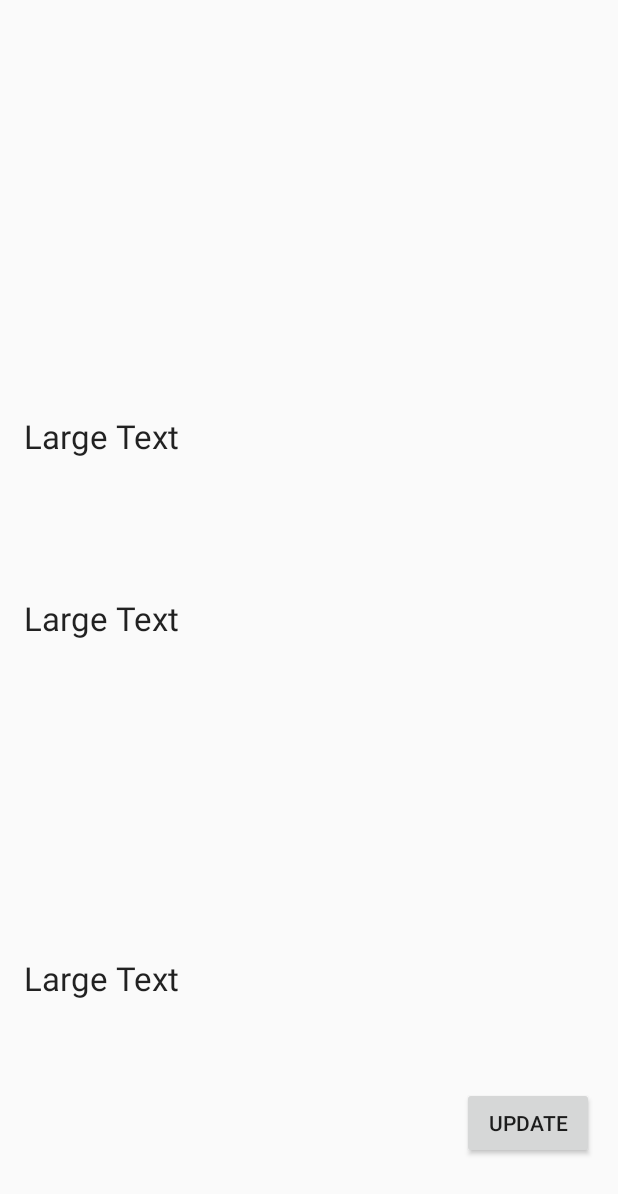
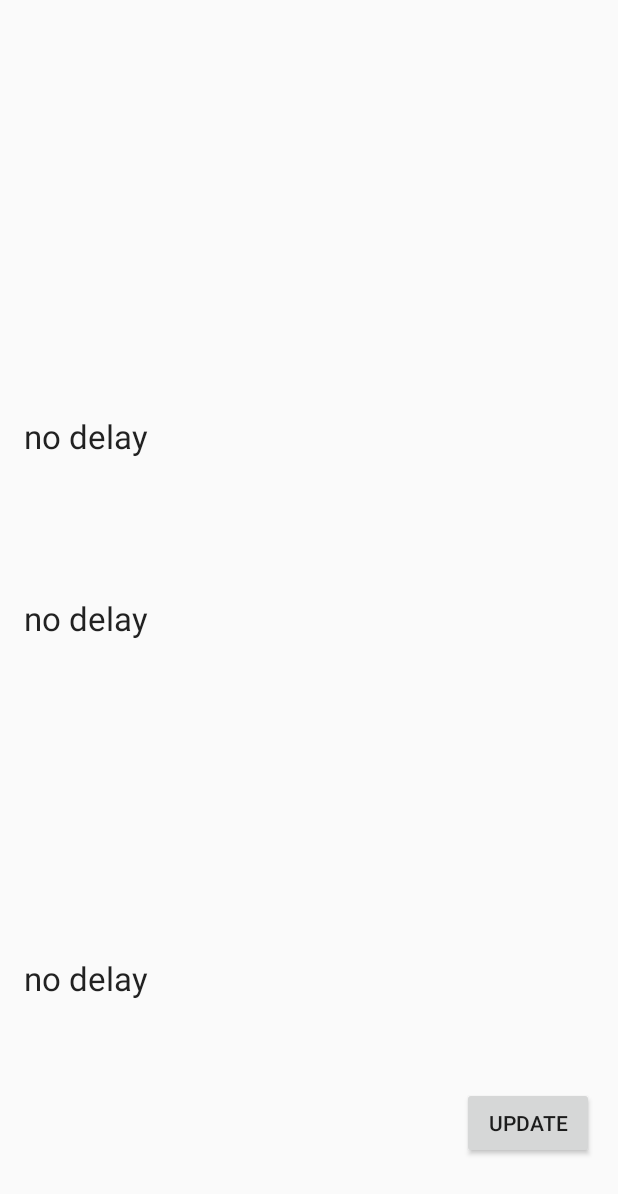
Before and after one commit to S-Kantor/OntarioBorderWaitTimes, an Android app: the screen it shows after launch (MainActivity), on a phone screen of 412 x 824 dp. Shown: the top 1194 px of the screen. Run offline under Robolectric (Android 15) with nearby library versions, the phone set to English and light mode, and no system bars.

```diff
--- a/BorderWaitTimes/app/src/main/java/com/kantor/sam/borderwaittimes/MainActivity.java
+++ b/BorderWaitTimes/app/src/main/java/com/kantor/sam/borderwaittimes/MainActivity.java
@@ -1,26 +1,38 @@
 package com.kantor.sam.borderwaittimes;
 
-import android.app.Activity;
+import android.content.Context;
+import android.content.SharedPreferences;
 import android.os.AsyncTask;
 import android.os.Bundle;
-import android.support.design.widget.FloatingActionButton;
-import android.support.design.widget.Snackbar;
 import android.support.v7.app.AppCompatActivity;
-import android.support.v7.widget.Toolbar;
 import android.view.View;
 import android.view.Menu;
 import android.view.MenuItem;
 import android.widget.TextView;
-import android.widget.Toast;
-
-import com.kantor.sam.borderwaittimes.Parser;
 
 public class MainActivity extends AppCompatActivity {
+
+    public static final String PREFS_NAME = "MyPrefsFile"; // Used for Storing Variables
+
+
 
     @Override
     protected void onCreate(Bundle savedInstanceState) {
         super.onCreate(savedInstanceState);
         setContentView(R.layout.activity_main);
+
+        String Bridge1_Time = "no delay";
+        String Bridge2_Time = "no delay";
+        String Bridge3_Time = "no delay";
+
+        // Restoring Variables (Last Bridge Time)
+        SharedPreferences Bridge_Times = getSharedPreferences(PREFS_NAME, 0);
+        Bridge1_Time = Bridge_Times.getString("Bridge_1", Bridge1_Time);
+        Bridge2_Time = Bridge_Times.getString("Bridge_2", Bridge2_Time);
+        Bridge3_Time = Bridge_Times.getString("Bridge_3", Bridge3_Time);
+        setBridge1_Time(Bridge1_Time);
+        setBridge2_Time(Bridge2_Time);
+        setBridge3_Time(Bridge3_Time);
     }
 
     @Override
```
